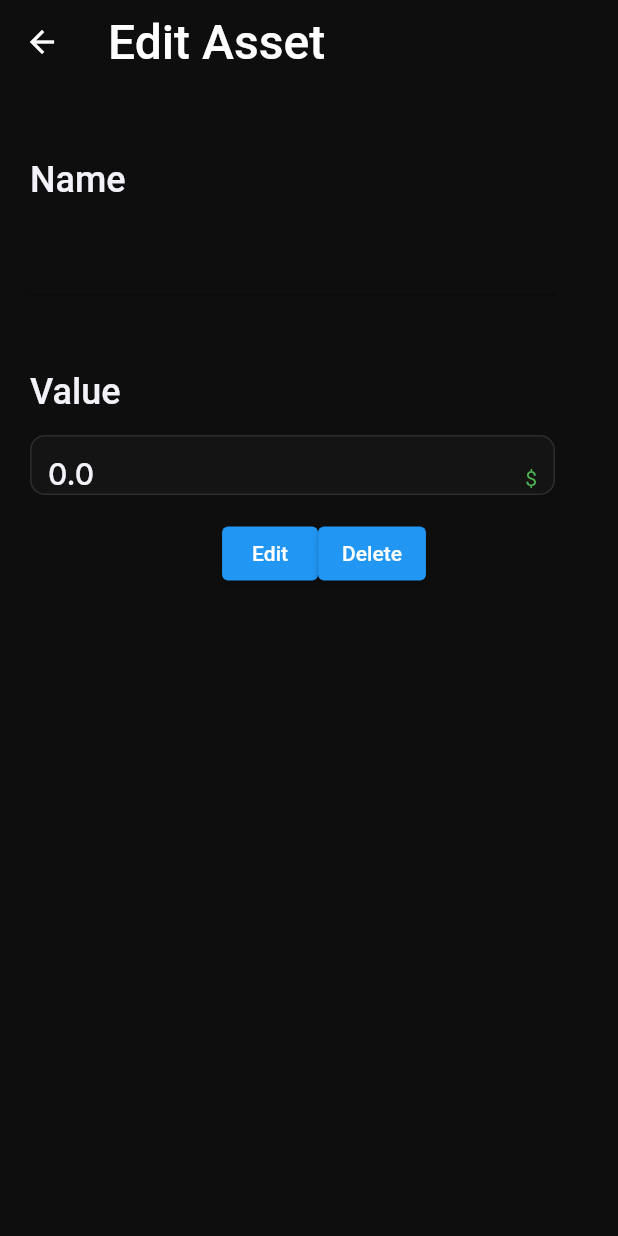
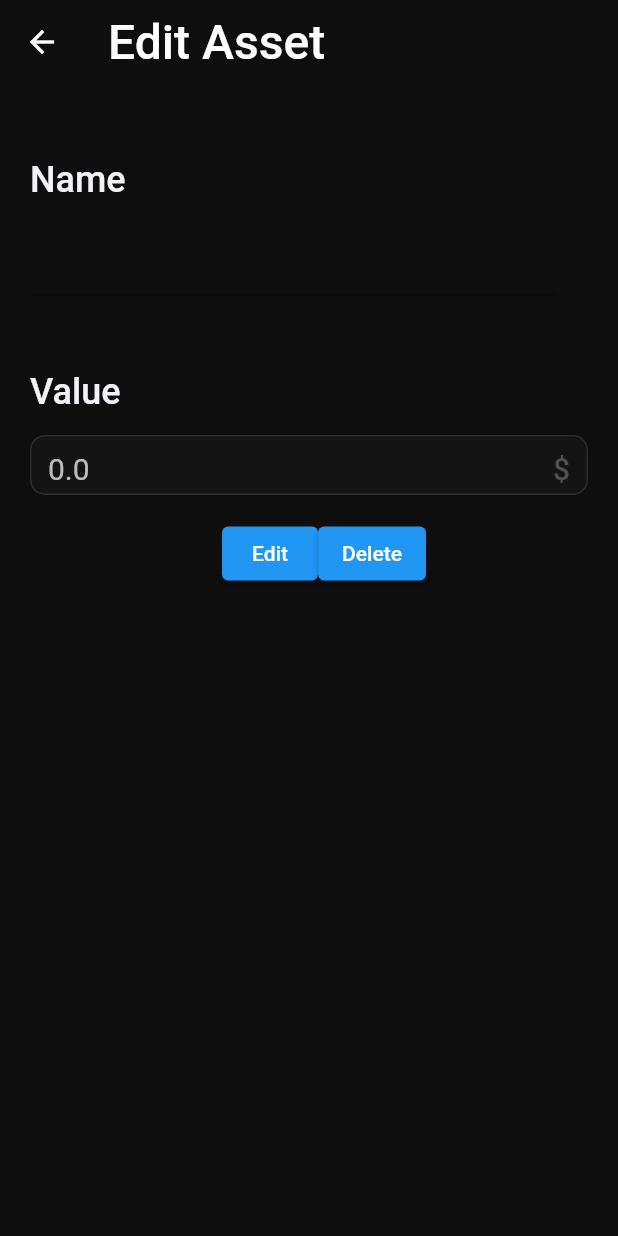
Before and after one commit to 7ear/Worth, a Flutter app: the EditAsset screen opened directly with empty values, on a phone screen of 412 x 824 dp. Run offline on Flutter 3.47's test engine with Material 3 defaults, Android fonts, the phone set to English and light mode, and no system bars; our stand-ins replace get, get_storage, google_fonts, syncfusion_flutter_charts; accounts and stored records are empty; Roboto replaces fonts that are missing (Arimo).

Commit message:
text field design

```diff
--- a/lib/imports.dart
+++ b/lib/imports.dart
@@ -7,7 +7,6 @@ export 'screens/edit_asset.dart';
 export 'modules/data_manager.dart';
 export 'widgets/add_button.dart';
 export 'modules/colors_for_list.dart';
-export 'widgets/text_field.dart';
 
 export 'package:google_fonts/google_fonts.dart';
 export 'package:provider/provider.dart';
--- a/lib/screens/edit_asset.dart
+++ b/lib/screens/edit_asset.dart
@@ -31,10 +31,24 @@ class _EditAssetState extends State<EditAsset> {
   late final TextEditingController controllerNameField = TextEditingController(text: widget.item.category.toString());
   late final TextEditingController controllerValueField = TextEditingController(text: widget.item.value.toString());
 
+  bool isTextFieldFocused = false;
+  final FocusNode textFieldFocusNode = FocusNode();
+
+  @override
+  void initState() {
+    super.initState();
+    textFieldFocusNode.addListener(() {
+      setState(() {
+        isTextFieldFocused = textFieldFocusNode.hasFocus;
+      });
+    });
+  }
+
   @override
   void dispose() {
     controllerNameField.dispose();
     controllerValueField.dispose();
+    textFieldFocusNode.dispose();
     super.dispose();
   }
 
@@ -64,26 +78,65 @@ class _EditAssetState extends State<EditAsset> {
             child: Text('Value', style: GoogleFonts.arimo(textStyle: theme.textTheme.labelMedium)),
           ),
           Container(
-            margin: EdgeInsets.only(top: 15, left: 20),
-            constraints: BoxConstraints(maxWidth: 350, maxHeight: 40),
+            margin: EdgeInsets.only(top: 15, left: 20, right: 20),
+            constraints: BoxConstraints(maxHeight: 40),
+            child: AnimatedContainer(
+              duration: Duration(milliseconds: 200),
+              curve: Curves.easeInOut,
+              decoration: BoxDecoration(
+                borderRadius: BorderRadius.circular(10),
+                boxShadow: isTextFieldFocused
+                    ? [
+                        BoxShadow(
+                          color: Color.fromRGBO(55, 55, 55, 0.6),
+                          blurRadius: 10,
+                          spreadRadius: 2,
+                          offset: Offset(0, 0),
+                        ),
+                      ]
+                    : [],
+              ),
               child: TextField(
+                focusNode: textFieldFocusNode,
                 controller: controllerValueField,
                 decoration: InputDecoration(
                   filled: true,
                   fillColor: Color.fromRGBO(20, 20, 20, 1),
+                  isDense: true,
                   suffixText: '\$',
-                suffixStyle: TextStyle(color: Colors.green, fontSize: 14),
+                  suffixStyle: GoogleFonts.arimo(textStyle: theme.textTheme.displaySmall),
                   enabledBorder: OutlineInputBorder(
+                    borderRadius: BorderRadius.circular(10),
                     borderSide: BorderSide(
                       color: Color.fromRGBO(45, 45, 45, 1),
                       width: 1.0,
                     ),
-                  borderRadius: BorderRadius.circular(10.0),
+                  ),
+                  focusedBorder: OutlineInputBorder(
+                    borderRadius: BorderRadius.circular(10),
+                    borderSide: BorderSide(
+                      color: Color.fromRGBO(55, 55, 55, 1),
+                      width: 2.0,
                     ),
                   ),
-              style: GoogleFonts.inter(textStyle: theme.textTheme.displayMedium),
+                  border: OutlineInputBorder(
+                    borderRadius: BorderRadius.circular(10),
+                    borderSide: BorderSide(
+                      color: Color.fromRGBO(45, 45, 45, 1),
+                      width: 1.0,
+                    ),
+                  ),
+                  contentPadding: EdgeInsets.symmetric(
+                    vertical: 13.0,
+                    horizontal: 12.0,
+                  ),
+                ),
+                style: GoogleFonts.arimo(textStyle: theme.textTheme.headlineSmall),
                 keyboardType: TextInputType.number,
-              cursorColor: Colors.white,
+                cursorWidth: 2,
+                cursorRadius: Radius.circular(10),
+                cursorColor: textFieldColor,
+              ),
             ),
           ),
           Container(
--- a/lib/screens/home.dart
+++ b/lib/screens/home.dart
@@ -115,7 +115,7 @@ class _HomePageState extends State<HomePage> {
                                       )
                                     ),
                                     Text(
-                                      '${item.value.round()}\$',
+                                      '${(item.value * 10).round() / 10}\$',
                                       style: GoogleFonts.arimo(
                                         textStyle: theme.textTheme.displayMedium
                                       )
--- a/lib/theme/theme.dart
+++ b/lib/theme/theme.dart
@@ -2,6 +2,8 @@ import '../imports.dart';
 
 const scaffoldColor = Color.fromRGBO(14, 14, 14, 1);
 const mainOrangeColor = Color.fromARGB(255, 251, 164, 3);
+const textFieldColor = Color.fromARGB(248, 193, 193, 193);
+const iconsTextFieldColor = Color.fromRGBO(80, 80, 80, 1);
 
 final theme = ThemeData(
   useMaterial3: false,
@@ -13,8 +15,11 @@ final theme = ThemeData(
     titleLarge: TextStyle(fontSize: 32, color: Color.fromARGB(248, 248, 248, 255)),
     displayLarge: TextStyle(fontSize: 20, fontWeight: FontWeight.w500, color: Color.fromARGB(248, 237, 237, 237)),
     displayMedium: TextStyle(fontSize: 20, fontWeight: FontWeight.w500, color: Color.fromARGB(248, 248, 248, 255)),
+    displaySmall: TextStyle(fontSize: 20, fontWeight: FontWeight.w500, color: iconsTextFieldColor),
     headlineMedium: TextStyle(fontSize: 21, fontWeight: FontWeight.w700, color: scaffoldColor),
+    headlineSmall: TextStyle(fontSize: 20, fontWeight: FontWeight.w400, color: textFieldColor),
     labelMedium: TextStyle(fontSize: 24, fontWeight: FontWeight.w500, color: Color.fromARGB(248, 248, 248, 255)),
+
     // TextStyle? displayLarge,
     // TextStyle? displayMedium,
     // TextStyle? displaySmall,
@@ -28,7 +33,6 @@ final theme = ThemeData(
     // TextStyle? bodyMedium,
     // TextStyle? bodySmall,
     // TextStyle? labelLarge,
-    // TextStyle? labelMedium,
     // TextStyle? labelSmall,
   ),
 );
```
Also changed, not shown: lib/widgets/text_field.dart (deleted, +0 -189 lines), pubspec.lock. Lines whose indentation alone changed are shown as unchanged.
